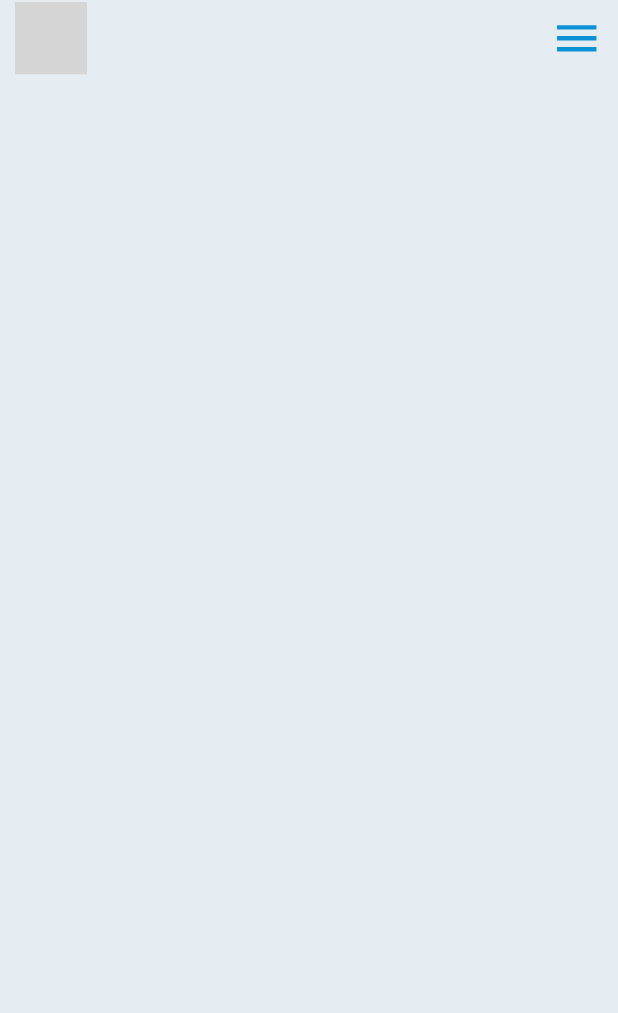
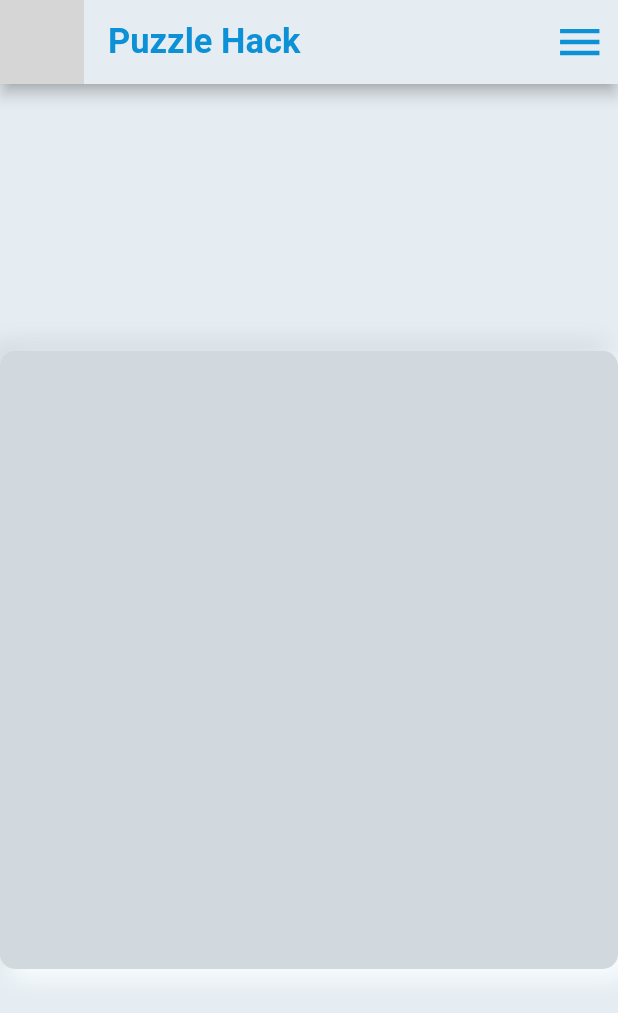
Before and after one commit to md-siam/flutter_puzzle_hack, a Flutter app: the screen it shows after launch, on a phone screen of 412 x 824 dp. Shown: the top 1013 px of the screen. Run offline on Flutter 3.47's test engine with Material 2 defaults, Android fonts, the light colour scheme and no system bars; drawn by our look-alikes of clay_containers; our stand-ins replace audioplayers; missing offline and left inert: day_night_switcher; grey boxes are pictures that could not be loaded.

Commit message:
top_appbar fixed

```diff
--- a/lib/app/view/puzzle_game.dart
+++ b/lib/app/view/puzzle_game.dart
@@ -1,18 +1,37 @@
+import 'package:clay_containers/widgets/clay_container.dart';
 import 'package:flutter/material.dart';
-import 'package:flutter_puzzle_hack/app/widget/top_appbar.dart';
 
-class PuzzleGame extends StatelessWidget {
+import '/app/widget/top_appbar.dart';
+
+class PuzzleGame extends StatefulWidget {
   const PuzzleGame({Key? key}) : super(key: key);
 
   @override
+  State<PuzzleGame> createState() => _PuzzleGameState();
+}
+
+class _PuzzleGameState extends State<PuzzleGame> {
+  @override
   Widget build(BuildContext context) {
+    var size = MediaQuery.of(context).size;
     return Scaffold(
+      appBar: const TopAppBar(),
       body: SafeArea(
+        child: Center(
           child: Column(
-        children: [
-          TopButtons(),
-        ],
-      )),
+            mainAxisAlignment: MainAxisAlignment.center,
+            children: [
+              ClayContainer(
+                emboss: true,
+                color: Theme.of(context).primaryColor,
+                width: size.height * 0.5,
+                height: size.height * 0.5,
+                borderRadius: 10,
+              ),
+            ],
+          ),
+        ),
+      ),
     );
   }
 }
--- a/lib/app/widget/top_appbar.dart
+++ b/lib/app/widget/top_appbar.dart
@@ -6,17 +6,15 @@ import 'dropdown_menu.dart';
 import '../provider/theme_provider.dart';
 import '../provider/sound_provider.dart';
 
-class TopButtons extends StatelessWidget {
-  const TopButtons({
+class TopAppBar extends StatelessWidget with PreferredSizeWidget {
+  const TopAppBar({
     Key? key,
   }) : super(key: key);
 
   @override
   Widget build(BuildContext context) {
-    return Row(
-      children: [
-        const SizedBox(width: 10),
-        Consumer<ThemeProvider>(
+    return AppBar(
+      leading: Consumer<ThemeProvider>(
         builder: (context, themeProvider, child) {
           return Consumer<SoundProvider>(
             builder: (context, soundProvider, child) {
@@ -34,7 +32,8 @@ class TopButtons extends StatelessWidget {
           );
         },
       ),
-        const Expanded(child: SizedBox()),
+      title: const Text('Puzzle Hack'),
+      actions: [
         CustomDropdownMenu(
           borderRadius: BorderRadius.circular(10),
           backgroundColor: Theme.of(context).hoverColor,
@@ -44,8 +43,10 @@ class TopButtons extends StatelessWidget {
           ],
           onChange: (index) {},
         ),
-        const SizedBox(width: 2.0),
       ],
     );
   }
+
+  @override
+  Size get preferredSize => const Size.fromHeight(kToolbarHeight);
 }
```
Lines whose indentation alone changed are shown as unchanged.
